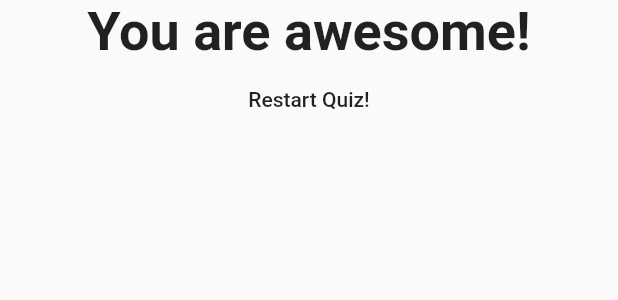
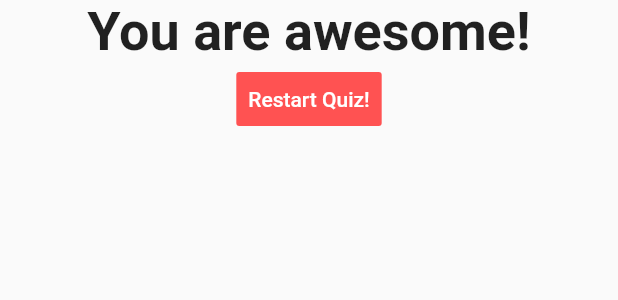
Before and after one commit to melchorlapinigjr/flutter_quiz, a Flutter app: the Result widget shown alone on an empty page, opened directly with empty values, on a phone screen of 412 x 824 dp. Shown: the top 300 px of the screen. Run offline on Flutter 3.47's test engine with Material 2 defaults, Android fonts, the phone set to English and light mode, and no system bars.

Commit message:
column error

```diff
--- a/lib/result.dart
+++ b/lib/result.dart
@@ -34,6 +34,10 @@ class Result extends StatelessWidget {
         FlatButton(
           child: Text('Restart Quiz!'),
           onPressed: resetHandler,
+          splashColor: Colors.blue,
+          padding: EdgeInsets.all(8.0),
+          color: Colors.redAccent,
+          textColor: Colors.white,
         ),
       ],
       ),
```
